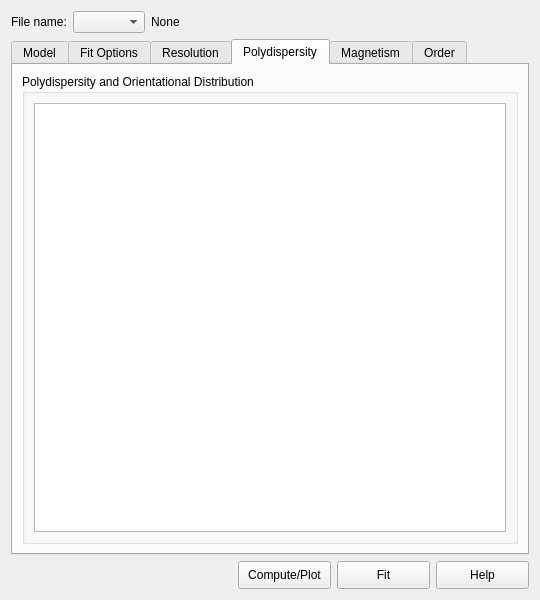
The window that src/sas/qtgui/Perspectives/Fitting/UI/FittingWidgetUI.ui (SasView/sasview) describes before a commit, drawn with Qt 5.
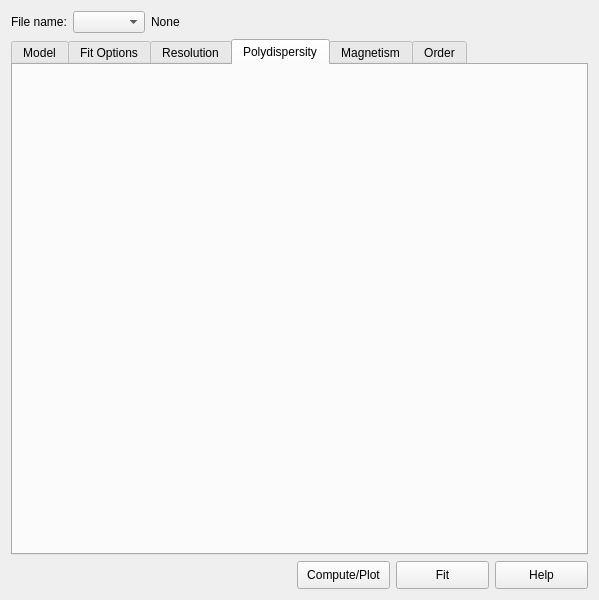
The same window after the commit. The open tabs and pages were chosen to show the change.

What changed in the file:
```diff
--- a/src/sas/qtgui/Perspectives/Fitting/UI/FittingWidgetUI.ui
+++ b/src/sas/qtgui/Perspectives/Fitting/UI/FittingWidgetUI.ui
@@ -6,7 +6,7 @@
    <rect>
     <x>0</x>
     <y>0</y>
-    <width>540</width>
+    <width>599</width>
     <height>600</height>
    </rect>
   </property>
@@ -356,33 +356,6 @@
       <attribute name="title">
        <string>Polydispersity</string>
       </attribute>
-      <layout class="QGridLayout" name="gridLayout_10">
-       <item row="0" column="0">
-        <widget class="QGroupBox" name="groupBox_3">
-         <property name="title">
-          <string>Polydispersity and Orientational Distribution</string>
-         </property>
-         <layout class="QGridLayout" name="gridLayout_9">
-          <item row="0" column="0">
-           <widget class="QTableView" name="lstPoly">
-            <property name="editTriggers">
-             <set>QAbstractItemView::AllEditTriggers</set>
-            </property>
-            <property name="alternatingRowColors">
-             <bool>true</bool>
-            </property>
-            <property name="selectionMode">
-             <enum>QAbstractItemView::ExtendedSelection</enum>
-            </property>
-            <property name="selectionBehavior">
-             <enum>QAbstractItemView::SelectRows</enum>
-            </property>
-           </widget>
-          </item>
-         </layout>
-        </widget>
-       </item>
-      </layout>
      </widget>
      <widget class="QWidget" name="tab_6">
       <attribute name="title">
```
Left out of the diff: 93 changed lines with no effect on the pictures.
